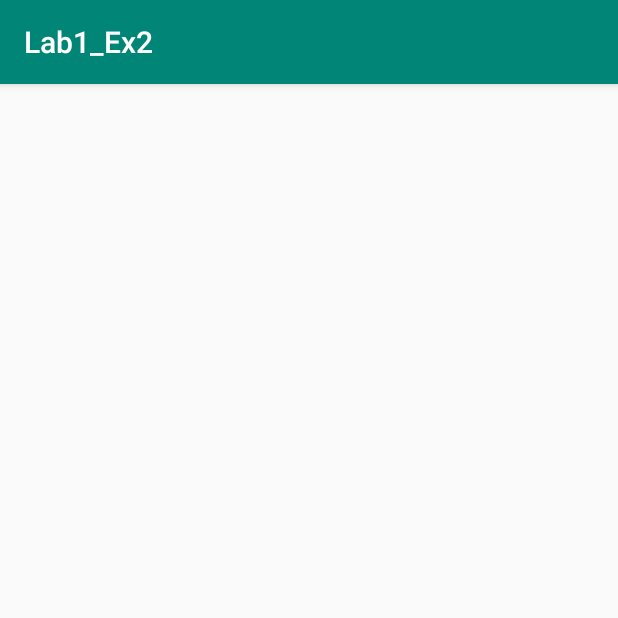
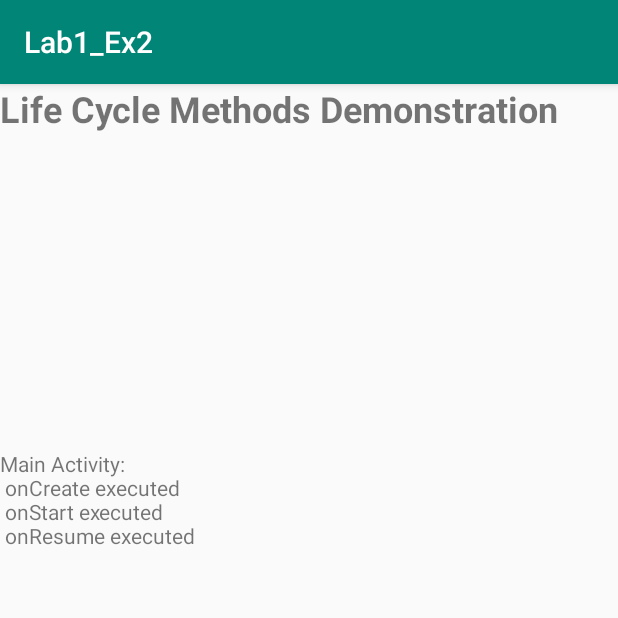
Before and after one commit to assematt/COMP304, an Android app: the screen it shows after launch (MainActivity), on a phone screen of 412 x 824 dp, the top half of it. Run offline under Robolectric (Android 15) with nearby library versions, the phone set to English and light mode, and no system bars.

Commit message:
Lab1 Exercise 2 Updates

```diff
--- a/Group3_COMP304Lab1_Ex2/app/src/main/java/com/example/lab1_ex2/ActivityFragment.java
+++ /dev/null
@@ -1,111 +0,0 @@
-package com.example.lab1_ex2;
-
-import android.content.Context;
-import android.os.Bundle;
-
-import androidx.fragment.app.Fragment;
-import androidx.recyclerview.widget.GridLayoutManager;
-import androidx.recyclerview.widget.LinearLayoutManager;
-import androidx.recyclerview.widget.RecyclerView;
-
-import android.view.LayoutInflater;
-import android.view.View;
-import android.view.ViewGroup;
-
-import com.example.lab1_ex2.dummy.DummyContent;
-import com.example.lab1_ex2.dummy.DummyContent.DummyItem;
-
-import java.util.List;
-
-/**
- * A fragment representing a list of Items.
- * <p/>
- * Activities containing this fragment MUST implement the {@link OnListFragmentInteractionListener}
- * interface.
- */
-public class ActivityFragment extends Fragment {
-
-    // TODO: Customize parameter argument names
-    private static final String ARG_COLUMN_COUNT = "column-count";
-    // TODO: Customize parameters
-    private int mColumnCount = 1;
-    private OnListFragmentInteractionListener mListener;
-
-    /**
-     * Mandatory empty constructor for the fragment manager to instantiate the
-     * fragment (e.g. upon screen orientation changes).
-     */
-    public ActivityFragment() {
-    }
-
-    // TODO: Customize parameter initialization
-    @SuppressWarnings("unused")
-    public static ActivityFragment newInstance(int columnCount) {
-        ActivityFragment fragment = new ActivityFragment();
-        Bundle args = new Bundle();
-        args.putInt(ARG_COLUMN_COUNT, columnCount);
-        fragment.setArguments(args);
-        return fragment;
-    }
-
-    @Override
-    public void onCreate(Bundle savedInstanceState) {
-        super.onCreate(savedInstanceState);
-
-        if (getArguments() != null) {
-            mColumnCount = getArguments().getInt(ARG_COLUMN_COUNT);
-        }
-    }
-
-    @Override
-    public View onCreateView(LayoutInflater inflater, ViewGroup container,
-                             Bundle savedInstanceState) {
-        View view = inflater.inflate(R.layout.fragment_item_list, container, false);
-
-        // Set the adapter
-        if (view instanceof RecyclerView) {
-            Context context = view.getContext();
-            RecyclerView recyclerView = (RecyclerView) view;
-            if (mColumnCount <= 1) {
-                recyclerView.setLayoutManager(new LinearLayoutManager(context));
-            } else {
-                recyclerView.setLayoutManager(new GridLayoutManager(context, mColumnCount));
-            }
-            recyclerView.setAdapter(new MyItemRecyclerViewAdapter(DummyContent.ITEMS, mListener));
-        }
-        return view;
-    }
-
-
-    @Override
-    public void onAttach(Context context) {
-        super.onAttach(context);
-        if (context instanceof OnListFragmentInteractionListener) {
-            mListener = (OnListFragmentInteractionListener) context;
-        } else {
-            throw new RuntimeException(context.toString()
-                    + " must implement OnListFragmentInteractionListener");
-        }
-    }
-
-    @Override
-    public void onDetach() {
-        super.onDetach();
-        mListener = null;
-    }
-
-    /**
-     * This interface must be implemented by activities that contain this
-     * fragment to allow an interaction in this fragment to be communicated
-     * to the activity and potentially other fragments contained in that
-     * activity.
-     * <p/>
-     * See the Android Training lesson <a href=
-     * "http://developer.android.com/training/basics/fragments/communicating.html"
-     * >Communicating with Other Fragments</a> for more information.
-     */
-    public interface OnListFragmentInteractionListener {
-        // TODO: Update argument type and name
-        void onListFragmentInteraction(DummyItem item);
-    }
-}
--- /dev/null
+++ b/Group3_COMP304Lab1_Ex2/app/src/main/java/com/example/lab1_ex2/LVCFragment.java
@@ -0,0 +1,35 @@
+package com.example.lab1_ex2;
+
+import android.content.Context;
+import android.net.Uri;
+import android.os.Bundle;
+
+import androidx.fragment.app.Fragment;
+
+import android.view.LayoutInflater;
+import android.view.View;
+import android.view.ViewGroup;
+import android.widget.ArrayAdapter;
+import android.widget.ListView;
+
+
+public class LVCFragment extends Fragment {
+    public LVCFragment()
+    {
+        // Required empty public constructor
+    }
+
+    @Override
+    public View onCreateView(LayoutInflater inflater, ViewGroup container, Bundle savedInstanceState) {
+        View rootView = inflater.inflate(R.layout.fragment_lvc, container, false);
+
+        // populate the list view items for the List View Control Fragment
+        String activities[] = new String [] { "AIActivity", "VRActivity" };
+        ListView listView = (ListView) rootView.findViewById(R.id.lv_activity);
+        ArrayAdapter<String> arrayAdapter = new ArrayAdapter<String>(getActivity(), R.layout.activity_main, activities);
+        listView.setAdapter(arrayAdapter);
+
+        // Inflate the layout for this fragment
+        return inflater.inflate(R.layout.fragment_lvc, container, false);
+    }
+}
--- a/Group3_COMP304Lab1_Ex2/app/src/main/java/com/example/lab1_ex2/MainActivity.java
+++ b/Group3_COMP304Lab1_Ex2/app/src/main/java/com/example/lab1_ex2/MainActivity.java
@@ -1,20 +1,114 @@
-/*
- * Author: Group3
- * Members: Matteo Assenza, Leslie Renee Dizon, Robin Joseph Augustine, Jokku Sabu Kattakkayam, Harkirat Grewal
- * Date: January 27, 2020
- * */
-
 package com.example.lab1_ex2;
 
 import androidx.appcompat.app.AppCompatActivity;
+import androidx.fragment.app.Fragment;
+import androidx.fragment.app.FragmentManager;
+import androidx.fragment.app.FragmentTransaction;
 
 import android.os.Bundle;
+import android.service.autofill.TextValueSanitizer;
+import android.util.Log;
+import android.widget.ArrayAdapter;
+import android.widget.ListView;
+import android.widget.TextView;
+import android.widget.Toast;
 
 public class MainActivity extends AppCompatActivity {
+    String tag = "Lifecycle";
 
     @Override
     protected void onCreate(Bundle savedInstanceState) {
         super.onCreate(savedInstanceState);
         setContentView(R.layout.activity_main);
+
+        // add the List View Control Fragment on the Main Activity View
+        Fragment lvcFragment = new LVCFragment();
+        FragmentManager fmLvc = getSupportFragmentManager();
+        FragmentTransaction ftLvc = fmLvc.beginTransaction();
+        ftLvc.add(R.id.lvc_fragment, lvcFragment);
+
+        // add the Text View Control Fragment on the Main Activity View
+        Fragment tvcFragment = new TVCFragment();
+        FragmentManager fmTvc = getSupportFragmentManager();
+        FragmentTransaction ftTvc = fmTvc.beginTransaction();
+        ftTvc.add(R.id.tvc_fragment, tvcFragment);
+
+        // add the executed life cycle method on the Text View Control Fragment
+        TextView textView = (TextView) findViewById(R.id.main_activity_lc);
+        textView.append("\n onCreate executed");
+
+        // create the toast message for the executed life cycle method
+        Toast.makeText(getBaseContext(),"onCreate executed", Toast.LENGTH_SHORT).show();
+
+        Log.d(tag, "In this State (onCreate), the activity is created.");
+    }
+
+    public void onStart() {
+        super.onStart();
+
+        TextView textView = (TextView) findViewById(R.id.main_activity_lc);
+        textView.append("\n onStart executed");
+
+        Toast.makeText(getBaseContext(),"onStart executed", Toast.LENGTH_SHORT).show();
+
+        Log.d(tag, "In this State (onStart), the activity is started.");
+    }
+
+    public void onRestart() {
+        super.onRestart();
+
+        TextView textView = (TextView) findViewById(R.id.main_activity_lc);
+        textView.append("\n onRestart executed");
+
+        Toast.makeText(getBaseContext(),"onRestart executed", Toast.LENGTH_SHORT).show();
+
+        Log.d(tag, "In this State (onRestart), the activity is restarted.");
+    }
+
+    public void onResume() {
+        super.onResume();
+
+        TextView textView = (TextView) findViewById(R.id.main_activity_lc);
+        textView.append("\n onResume executed");
+
+        Toast.makeText(getBaseContext(),"onResume executed", Toast.LENGTH_SHORT).show();
+
+        Log.d(tag, "In this State (onResume), the activity is in the " +
+                "foreground, and the user can interact with it.");
+    }
+
+    public void onPause() {
+        super.onPause();
+
+        TextView textView = (TextView) findViewById(R.id.main_activity_lc);
+        textView.append("\n onPause executed");
+
+        Toast.makeText(getBaseContext(),"onPause executed", Toast.LENGTH_SHORT).show();
+
+        Log.d(tag, "In this State (onPause), the activity is partially obscured " +
+                "by the another activity that's in the foreground is semi-transparent.");
+    }
+
+    public void onStop() {
+        super.onStop();
+
+        TextView textView = (TextView) findViewById(R.id.main_activity_lc);
+        textView.append("\n onStop executed");
+
+        Toast.makeText(getBaseContext(),"onStop executed", Toast.LENGTH_SHORT).show();
+
+        Log.d(tag, "In this State (onStop), the activity is stopped.");
+    }
+
+    public void onDestroy() {
+        super.onDestroy();
+
+        TextView textView = (TextView) findViewById(R.id.main_activity_lc);
+        textView.append("\n onDestroy executed");
+
+        Toast.makeText(getBaseContext(),"onDestroy executed", Toast.LENGTH_SHORT).show();
+
+        Log.d(tag, "In this case (onDestroy), the activity is destroyed " +
+                "and removed from the memory.");
     }
 }
--- /dev/null
+++ b/Group3_COMP304Lab1_Ex2/app/src/main/java/com/example/lab1_ex2/TVCFragment.java
@@ -0,0 +1,23 @@
+package com.example.lab1_ex2;
+
+import android.os.Bundle;
+
+import androidx.fragment.app.Fragment;
+
+import android.view.LayoutInflater;
+import android.view.View;
+import android.view.ViewGroup;
+
+public class TVCFragment extends Fragment {
+    public TVCFragment()
+    {
+        // Required empty public constructor
+    }
+
+    @Override
+    public View onCreateView(LayoutInflater inflater, ViewGroup container, Bundle savedInstanceState)
+    {
+        // Inflate the layout for this fragment
+        return inflater.inflate(R.layout.fragment_tvc, container, false);
+    }
+}
--- a/Group3_COMP304Lab1_Ex2/app/src/main/java/com/example/lab1_ex2/dummy/DummyContent.java
+++ /dev/null
@@ -1,72 +0,0 @@
-package com.example.lab1_ex2.dummy;
-
-import java.util.ArrayList;
-import java.util.HashMap;
-import java.util.List;
-import java.util.Map;
-
-/**
- * Helper class for providing sample content for user interfaces created by
- * Android template wizards.
- * <p>
- * TODO: Replace all uses of this class before publishing your app.
- */
-public class DummyContent {
-
-    /**
-     * An array of sample (dummy) items.
-     */
-    public static final List<DummyItem> ITEMS = new ArrayList<DummyItem>();
-
-    /**
-     * A map of sample (dummy) items, by ID.
-     */
-    public static final Map<String, DummyItem> ITEM_MAP = new HashMap<String, DummyItem>();
-
-    private static final int COUNT = 25;
-
-    static {
-        // Add some sample items.
-        for (int i = 1; i <= COUNT; i++) {
-            addItem(createDummyItem(i));
-        }
-    }
-
-    private static void addItem(DummyItem item) {
-        ITEMS.add(item);
-        ITEM_MAP.put(item.id, item);
-    }
-
-    private static DummyItem createDummyItem(int position) {
-        return new DummyItem(String.valueOf(position), "Item " + position, makeDetails(position));
-    }
-
-    private static String makeDetails(int position) {
-        StringBuilder builder = new StringBuilder();
-        builder.append("Details about Item: ").append(position);
-        for (int i = 0; i < position; i++) {
-            builder.append("\nMore details information here.");
-        }
-        return builder.toString();
-    }
-
-    /**
-     * A dummy item representing a piece of content.
-     */
-    public static class DummyItem {
-        public final String id;
-        public final String content;
-        public final String details;
-
-        public DummyItem(String id, String content, String details) {
-            this.id = id;
-            this.content = content;
-            this.details = details;
-        }
-
-        @Override
-        public String toString() {
-            return content;
-        }
-    }
-}
--- /dev/null
+++ b/Group3_COMP304Lab1_Ex2/app/src/main/res/layout/fragment_lvc.xml
@@ -0,0 +1,13 @@
+<?xml version="1.0" encoding="utf-8"?>
+<LinearLayout xmlns:android="http://schemas.android.com/apk/res/android"
+    xmlns:tools="http://schemas.android.com/tools"
+    android:layout_width="match_parent"
+    android:layout_height="match_parent"
+    android:orientation="vertical"
+    tools:context=".LVCFragment" >
+
+    <ListView
+        android:id="@+id/lv_activity"
+        android:layout_width="match_parent"
+        android:layout_height="match_parent" />
+</LinearLayout>
--- a/Group3_COMP304Lab1_Ex2/app/src/main/res/layout/method_fragment.xml
+++ b/Group3_COMP304Lab1_Ex2/app/src/main/res/layout/fragment_tvc.xml
@@ -3,11 +3,11 @@
     xmlns:tools="http://schemas.android.com/tools"
     android:layout_width="match_parent"
     android:layout_height="match_parent"
-    tools:context=".MethodFragment">
+    tools:context=".TVCFragment" >
 
     <TextView
+        android:id="@+id/main_activity_lc"
         android:layout_width="match_parent"
         android:layout_height="match_parent"
-        android:text="Hello" />
-
+        android:text="@string/main_activity" />
 </FrameLayout>
--- a/Group3_COMP304Lab1_Ex2/app/src/main/res/values/dimens.xml
+++ /dev/null
@@ -1,4 +0,0 @@
-<?xml version="1.0" encoding="utf-8"?>
-<resources>
-    <dimen name="text_margin">16dp</dimen>
-</resources>
--- a/Group3_COMP304Lab1_Ex2/app/src/main/res/values/strings.xml
+++ b/Group3_COMP304Lab1_Ex2/app/src/main/res/values/strings.xml
@@ -1,4 +1,5 @@
 <resources>
     <string name="app_name">Lab1_Ex2</string>
+    <string name="main_activity">Main Activity:</string>
     <string name="life_cycle">Life Cycle Methods Demonstration</string>
 </resources>
```
Also changed, not shown: Group3_COMP304Lab1_Ex2/app/build.gradle (+4 -6 lines), Group3_COMP304Lab1_Ex2/app/src/main/java/com/example/lab1_ex2/MethodFragment.java (deleted, +0 -36 lines), Group3_COMP304Lab1_Ex2/app/src/main/java/com/example/lab1_ex2/MethodViewModel.java (deleted, +0 -7 lines), Group3_COMP304Lab1_Ex2/app/src/main/java/com/example/lab1_ex2/MyItemRecyclerViewAdapter.java (deleted, +0 -78 lines), Group3_COMP304Lab1_Ex2/app/src/main/res/layout/activity_main.xml (+16 -42 lines), Group3_COMP304Lab1_Ex2/app/src/main/res/layout/fragment_item.xml (deleted, +0 -20 lines), Group3_COMP304Lab1_Ex2/app/src/main/res/layout/fragment_item_list.xml (deleted, +0 -13 lines), Group3_COMP304Lab1_Ex2/gradle/wrapper/gradle-wrapper.properties.
